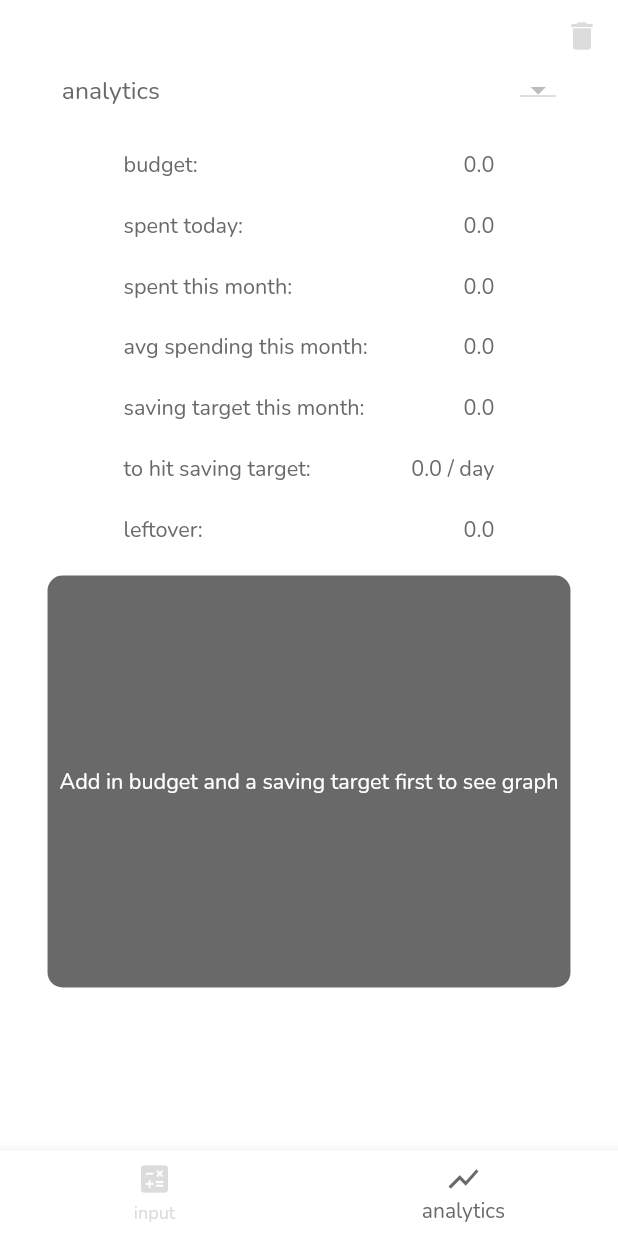
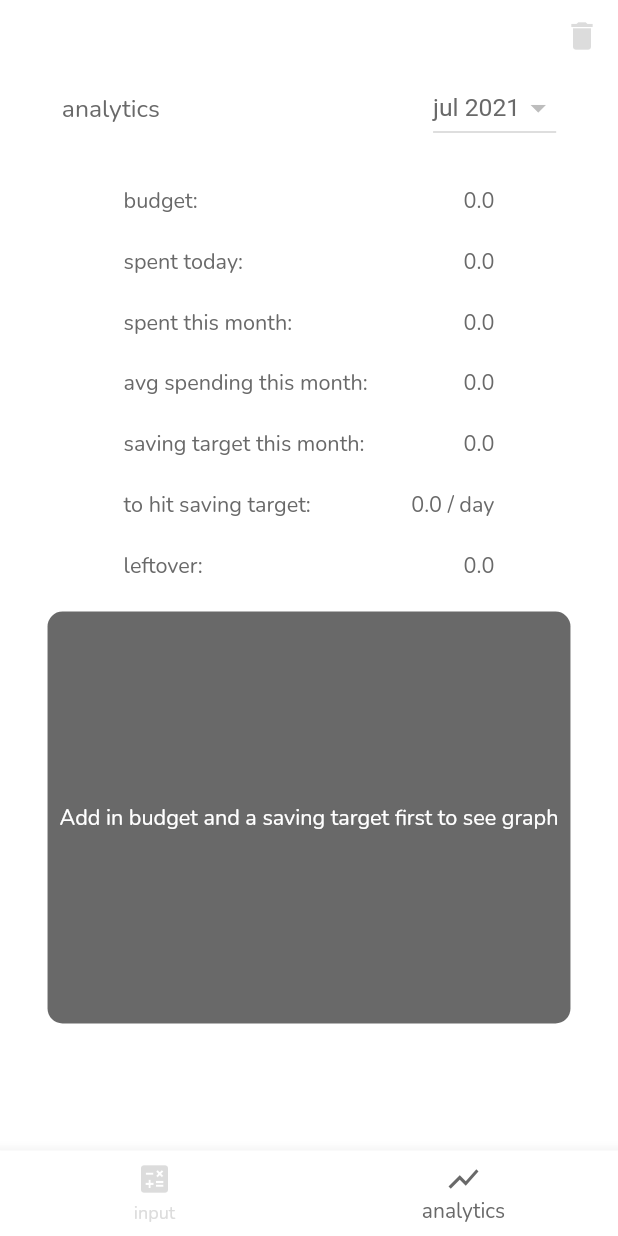
Before and after one commit to phantomcorn/Broked, a Flutter app: the screen it shows after launch, item 2 of the bottom bar chosen, on a phone screen of 412 x 824 dp. Run offline on Flutter 3.47's test engine with Material 2 defaults, Android fonts, the light colour scheme and no system bars; our stand-ins replace audioplayers, fl_chart, flutter_datetime_picker, google_fonts, sqflite; missing offline and left inert: animated_button; accounts and stored records are empty.

Commit message:
dropdown date now cover case when list is empty

```diff
--- a/lib/main.dart
+++ b/lib/main.dart
@@ -374,7 +374,24 @@ class _Analytics extends State<Analytics> {
                           future: SpentDatabase.instance.getExistingMonthInSpentThisYear(),
                           builder: (BuildContext context, AsyncSnapshot<List<DateTime>> snapshot) {
                             if (snapshot.hasData) {
-
+                              if (snapshot.data!.isEmpty) {
+                                return DropdownButton(
+                                  value: null,
+                                  items: [
+                                    DropdownMenuItem(
+                                      value: null,
+                                      child: Text(
+                                          "${Utils.monthToString(_date.month)} ${_date.year}",
+                                          style: TextStyle(
+                                              color: MyApp.theme[MyApp
+                                                  .selectedTheme]!["text"],
+                                              fontSize: width * 0.04
+                                          )
+                                      )
+                                    )
+                                  ]
+                                );
+                              }
                                 var items =  snapshot.data!
                                     .map<DropdownMenuItem<DateTime>>((DateTime date) {
                                       return DropdownMenuItem<DateTime>(
```
